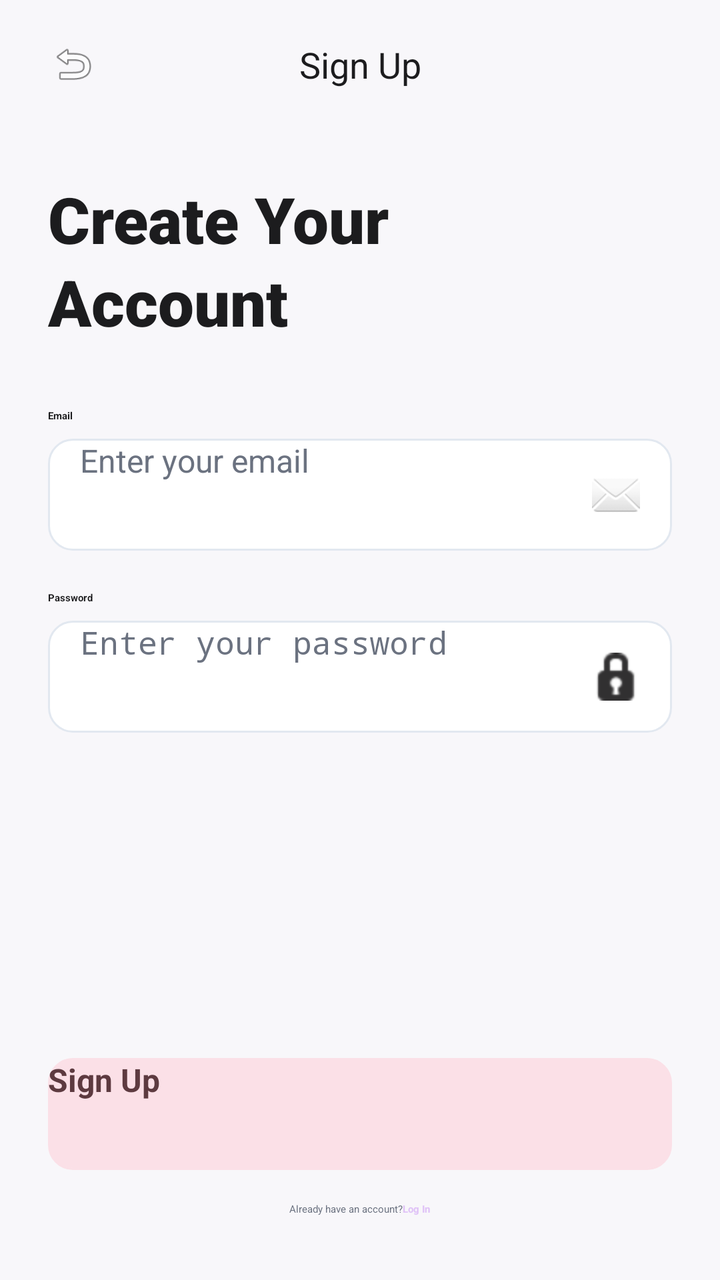
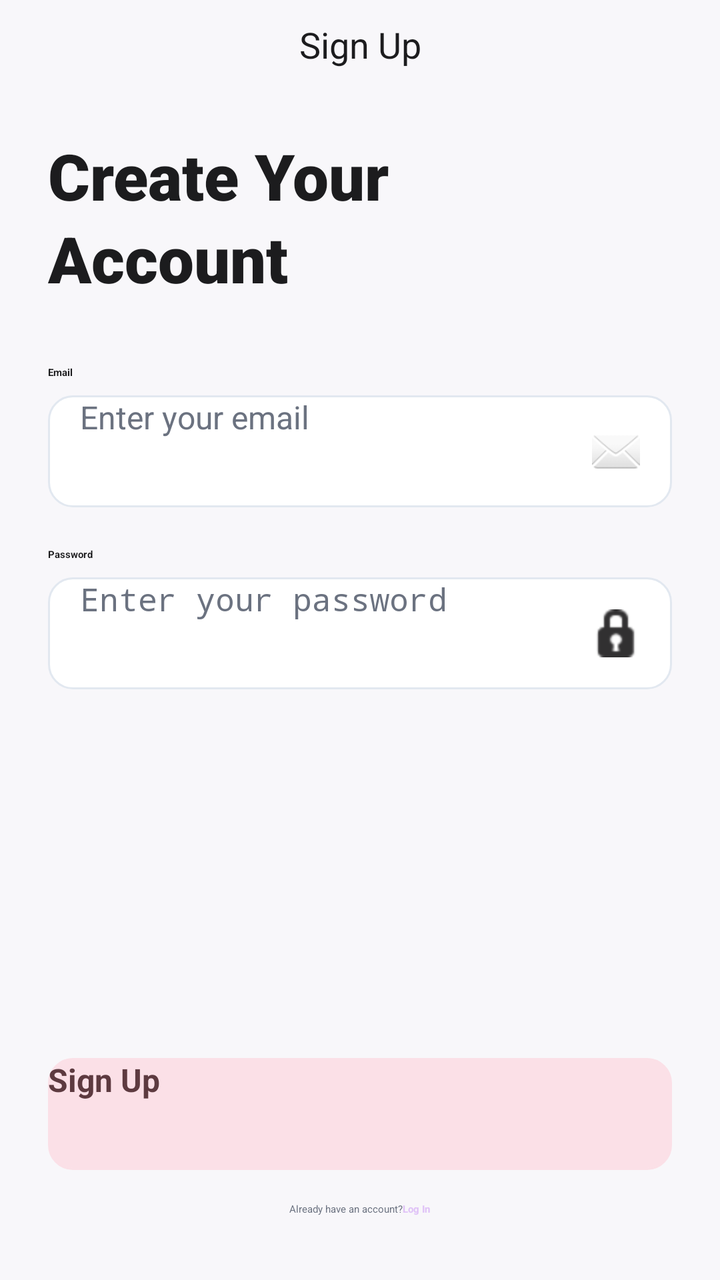

Screens rendered from an Android XML layout before and after an edit, with the pre-edit source and the edit as a unified diff.
<!-- AndroidManifest.xml: application theme Theme.App.Starting -->
<!-- res/layout/register_fragment.xml -->
<?xml version="1.0" encoding="utf-8"?>
<androidx.constraintlayout.widget.ConstraintLayout xmlns:android="http://schemas.android.com/apk/res/android"
    xmlns:app="http://schemas.android.com/apk/res-auto"
    android:layout_width="match_parent"
    android:layout_height="match_parent"
    android:background="@color/background_light"
    android:paddingHorizontal="24dp">

    <ImageView
        android:id="@+id/btnBack"
        android:layout_width="48dp"
        android:layout_height="48dp"
        android:layout_marginStart="-12dp"
        android:layout_marginTop="8dp"
        android:padding="12dp"
        android:src="@android:drawable/ic_menu_revert"
        app:layout_constraintStart_toStartOf="parent"
        app:layout_constraintTop_toTopOf="parent"
        app:tint="@color/text_primary" />

    <TextView
        android:id="@+id/tvAppTitle"
        android:layout_width="wrap_content"
        android:layout_height="wrap_content"
        android:fontFamily="sans-serif-bold"
        android:text="@string/sign_up"
        android:textColor="@color/text_primary"
        android:textSize="18sp"
        app:layout_constraintBottom_toBottomOf="@id/btnBack"
        app:layout_constraintEnd_toEndOf="parent"
        app:layout_constraintStart_toStartOf="parent"
        app:layout_constraintTop_toTopOf="@id/btnBack" />

    <TextView
        android:id="@+id/tvHeadline"
        android:layout_width="wrap_content"
        android:layout_height="wrap_content"
        android:layout_marginTop="32dp"
        android:fontFamily="sans-serif-black"
        android:lineSpacingExtra="4dp"
        android:text="@string/create_your_naccount"
        android:textColor="@color/text_primary"
        android:textSize="32sp"
        app:layout_constraintStart_toStartOf="parent"
        app:layout_constraintTop_toBottomOf="@id/btnBack" />

    <LinearLayout
        android:layout_width="match_parent"
        android:layout_height="wrap_content"
        android:layout_marginTop="32dp"
        android:orientation="vertical"
        app:layout_constraintTop_toBottomOf="@id/tvHeadline">

        <TextView
            android:layout_width="wrap_content"
            android:layout_height="wrap_content"
            android:layout_marginBottom="8dp"
            android:text="@string/email"
            android:textColor="@color/text_primary"
            android:textStyle="bold" />

        <LinearLayout
            android:layout_width="match_parent"
            android:layout_height="56dp"
            android:background="@drawable/bg_input_field"
            android:gravity="center_vertical"
            android:orientation="horizontal"
            android:paddingHorizontal="16dp">

            <EditText
                android:id="@+id/loginTextView"
                android:layout_width="0dp"
                android:layout_height="match_parent"
                android:layout_weight="1"
                android:background="@null"
                android:hint="@string/enter_your_email"
                android:inputType="textEmailAddress"
                android:textColor="@color/text_primary"
                android:textColorHint="@color/text_secondary"
                android:textSize="16sp" />

            <ImageView
                android:layout_width="24dp"
                android:layout_height="24dp"
                android:src="@android:drawable/ic_dialog_email"
                app:tint="@color/text_secondary" />
        </LinearLayout>

        <TextView
            android:layout_width="wrap_content"
            android:layout_height="wrap_content"
            android:layout_marginTop="20dp"
            android:layout_marginBottom="8dp"
            android:text="@string/password"
            android:textColor="@color/text_primary"
            android:textStyle="bold" />

        <LinearLayout
            android:layout_width="match_parent"
            android:layout_height="56dp"
            android:background="@drawable/bg_input_field"
            android:gravity="center_vertical"
            android:orientation="horizontal"
            android:paddingHorizontal="16dp">

            <EditText
                android:id="@+id/passwordTextView"
                android:layout_width="0dp"
                android:layout_height="match_parent"
                android:layout_weight="1"
                android:background="@null"
                android:hint="@string/enter_your_password"
                android:inputType="textPassword"
                android:textColor="@color/text_primary"
                android:textColorHint="@color/text_secondary"
                android:textSize="16sp" />

            <ImageView
                android:layout_width="24dp"
                android:layout_height="24dp"
                android:src="@android:drawable/ic_secure"
                app:tint="@color/text_secondary" />
        </LinearLayout>

    </LinearLayout>

    <LinearLayout
        android:layout_width="match_parent"
        android:layout_height="wrap_content"
        android:layout_marginBottom="32dp"
        android:gravity="center"
        android:orientation="vertical"
        app:layout_constraintBottom_toBottomOf="parent">

        <androidx.appcompat.widget.AppCompatButton
            android:id="@+id/btn_register"
            android:layout_width="match_parent"
            android:layout_height="56dp"
            android:background="@drawable/bg_input_field"
            android:backgroundTint="@color/baby_pink"
            android:text="@string/sign_up"
            android:textAllCaps="false"
            android:textColor="#5D3A40"
            android:textSize="16sp"
            android:textStyle="bold" />

        <LinearLayout
            android:layout_width="wrap_content"
            android:layout_height="wrap_content"
            android:layout_marginTop="16dp"
            android:orientation="horizontal">

            <TextView
                android:layout_width="wrap_content"
                android:layout_height="wrap_content"
                android:text="@string/already_have_an_account"
                android:textColor="@color/text_secondary" />

            <TextView
                android:id="@+id/tv_login"
                android:layout_width="wrap_content"
                android:layout_height="wrap_content"
                android:text="@string/log_in"
                android:textColor="@color/primary_lavender"
                android:textStyle="bold" />
        </LinearLayout>

    </LinearLayout>

</androidx.constraintlayout.widget.ConstraintLayout>
<!-- resources referenced by this layout -->
<resources>
  <color name="baby_pink">#FBE0E7</color>
  <color name="background_light">#F8F7FA</color>
  <color name="primary_lavender">#E0C3F7</color>
  <color name="text_primary">#1C1C1E</color>
  <color name="text_secondary">#6B7280</color>
  <!-- drawable bg_input_field (drawable) -->
  <?xml version="1.0" encoding="utf-8"?>
  <shape xmlns:android="http://schemas.android.com/apk/res/android" android:shape="rectangle">
      <solid android:color="@color/white"/>
      <corners android:radius="12dp"/>
      <stroke android:width="1dp" android:color="#E2E8F0"/> </shape>
  <string name="already_have_an_account">Already have an account?</string>
  <string name="create_your_naccount">Create Your\nAccount</string>
  <string name="email" translatable="false">Email</string>
  <string name="enter_your_email">Enter your email</string>
  <string name="enter_your_password">Enter your password</string>
  <string name="log_in">Log In</string>
  <string name="password">Password</string>
  <string name="sign_up">Sign Up</string>
  <style name="Theme.App.Starting" parent="Theme.SplashScreen">
          <item name="windowSplashScreenBackground">@android:color/white</item>
  
          <item name="windowSplashScreenAnimatedIcon">@drawable/splash_icon</item>
          <item name="windowSplashScreenAnimationDuration">1000</item>
  
          <item name="postSplashScreenTheme">@style/Theme.OurMemories</item>
      </style>
  <color name="white">#FFFFFF</color>
  <!-- drawable splash_icon: png bitmap (drawable, 316944 bytes) -->
  <style name="Theme.OurMemories" parent="Base.Theme.OurMemories" />
  <style name="Base.Theme.OurMemories" parent="Theme.Material3.DayNight.NoActionBar">
      </style>
</resources>

<!-- the commit's change to res/layout/register_fragment.xml (unified diff, before → after) -->
@@ -5,18 +5,6 @@
     android:layout_height="match_parent"
     android:background="@color/background_light"
     android:paddingHorizontal="24dp">
-
-    <ImageView
-        android:id="@+id/btnBack"
-        android:layout_width="48dp"
-        android:layout_height="48dp"
-        android:layout_marginStart="-12dp"
-        android:layout_marginTop="8dp"
-        android:padding="12dp"
-        android:src="@android:drawable/ic_menu_revert"
-        app:layout_constraintStart_toStartOf="parent"
-        app:layout_constraintTop_toTopOf="parent"
-        app:tint="@color/text_primary" />
 
     <TextView
         android:id="@+id/tvAppTitle"
@@ -26,10 +14,10 @@
         android:text="@string/sign_up"
         android:textColor="@color/text_primary"
         android:textSize="18sp"
-        app:layout_constraintBottom_toBottomOf="@id/btnBack"
+        android:layout_marginTop="10sp"
+        app:layout_constraintTop_toTopOf="parent"
         app:layout_constraintEnd_toEndOf="parent"
-        app:layout_constraintStart_toStartOf="parent"
-        app:layout_constraintTop_toTopOf="@id/btnBack" />
+        app:layout_constraintStart_toStartOf="parent"/>
 
     <TextView
         android:id="@+id/tvHeadline"
@@ -42,7 +30,7 @@
         android:textColor="@color/text_primary"
         android:textSize="32sp"
         app:layout_constraintStart_toStartOf="parent"
-        app:layout_constraintTop_toBottomOf="@id/btnBack" />
+        app:layout_constraintTop_toBottomOf="@id/tvAppTitle" />
 
     <LinearLayout
         android:layout_width="match_parent"
